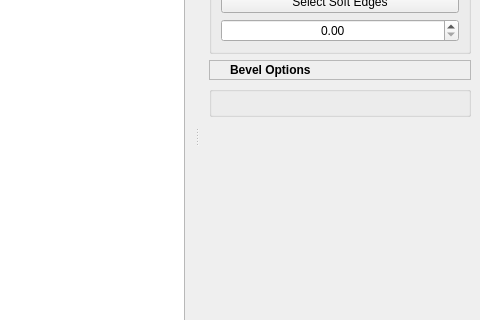
Before: the Qt Designer form maya_script/BevelTool/src/Qt/UI/MWBevelToolMainWindow.ui in FengYusheng/MyUtils, drawn with Qt 5; both pictures show x 396 to 876 and y 262 to 582 of the 876 by 799 pixel window.
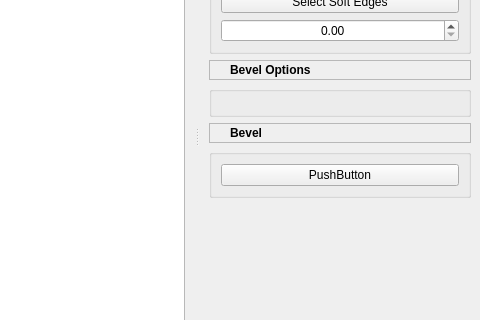
After: the same form once the commit is applied.

Commit message: bevel tool

The edit to the form file:
```diff
--- a/maya_script/BevelTool/src/Qt/UI/MWBevelToolMainWindow.ui
+++ b/maya_script/BevelTool/src/Qt/UI/MWBevelToolMainWindow.ui
@@ -58,7 +58,7 @@
      <x>0</x>
      <y>0</y>
      <width>876</width>
-     <height>23</height>
+     <height>21</height>
     </rect>
    </property>
    <widget class="QMenu" name="editMenu">
@@ -79,7 +79,7 @@
    <property name="minimumSize">
     <size>
      <width>280</width>
-     <height>356</height>
+     <height>423</height>
     </size>
    </property>
    <property name="allowedAreas">
@@ -92,8 +92,8 @@
     <number>2</number>
    </attribute>
    <widget class="QWidget" name="dockWidgetContents_2">
-    <layout class="QGridLayout" name="gridLayout_3">
-     <item row="0" column="0">
+    <layout class="QVBoxLayout" name="verticalLayout_3">
+     <item>
       <widget class="QLabel" name="bevelSetLabel">
        <property name="minimumSize">
         <size>
@@ -127,7 +127,7 @@
        </property>
       </widget>
      </item>
-     <item row="1" column="0">
+     <item>
       <widget class="QGroupBox" name="bevelSetGroupBox">
        <property name="title">
         <string/>
@@ -170,7 +170,7 @@
        </layout>
       </widget>
      </item>
-     <item row="2" column="0">
+     <item>
       <widget class="QLabel" name="selectionLabel">
        <property name="minimumSize">
         <size>
@@ -201,7 +201,7 @@
        </property>
       </widget>
      </item>
-     <item row="3" column="0">
+     <item>
       <widget class="QGroupBox" name="selectionGroupBox">
        <property name="title">
         <string/>
@@ -241,7 +241,7 @@
        </layout>
       </widget>
      </item>
-     <item row="4" column="0">
+     <item>
       <widget class="QLabel" name="bevelOptionsLabel">
        <property name="minimumSize">
         <size>
@@ -272,7 +272,7 @@
        </property>
       </widget>
      </item>
-     <item row="5" column="0">
+     <item>
       <widget class="QGroupBox" name="bevelOptionsGroupBox">
        <property name="title">
         <string/>
@@ -282,7 +282,54 @@
        </property>
       </widget>
      </item>
-     <item row="6" column="0">
+     <item>
+      <widget class="QLabel" name="bevelLabel">
+       <property name="minimumSize">
+        <size>
+         <width>0</width>
+         <height>20</height>
+        </size>
+       </property>
+       <property name="maximumSize">
+        <size>
+         <width>16777215</width>
+         <height>30</height>
+        </size>
+       </property>
+       <property name="frameShape">
+        <enum>QFrame::StyledPanel</enum>
+       </property>
+       <property name="text">
+        <string>&lt;html&gt;&lt;head/&gt;&lt;body&gt;&lt;p&gt;&lt;span style=&quot; font-weight:600;&quot;&gt;Bevel&lt;/span&gt;&lt;/p&gt;&lt;/body&gt;&lt;/html&gt;</string>
+       </property>
+       <property name="textFormat">
+        <enum>Qt::RichText</enum>
+       </property>
+       <property name="indent">
+        <number>20</number>
+       </property>
+      </widget>
+     </item>
+     <item>
+      <widget class="QGroupBox" name="bevelGroupBox">
+       <property name="title">
+        <string/>
+       </property>
+       <property name="flat">
+        <bool>true</bool>
+       </property>
+       <layout class="QVBoxLayout" name="verticalLayout_2">
+        <item>
+         <widget class="QPushButton" name="pushButton">
+          <property name="text">
+           <string>PushButton</string>
+          </property>
+         </widget>
+        </item>
+       </layout>
+      </widget>
+     </item>
+     <item>
       <spacer name="verticalSpacer">
        <property name="orientation">
         <enum>Qt::Vertical</enum>
```
The commit also changes 9 other files.
